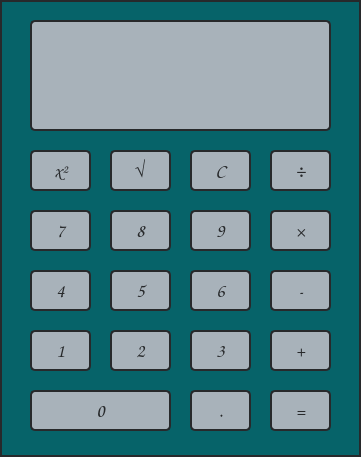
The window that calculator.ui (LukasCodeSpace/Calculator) describes before a commit, drawn with Qt 5.
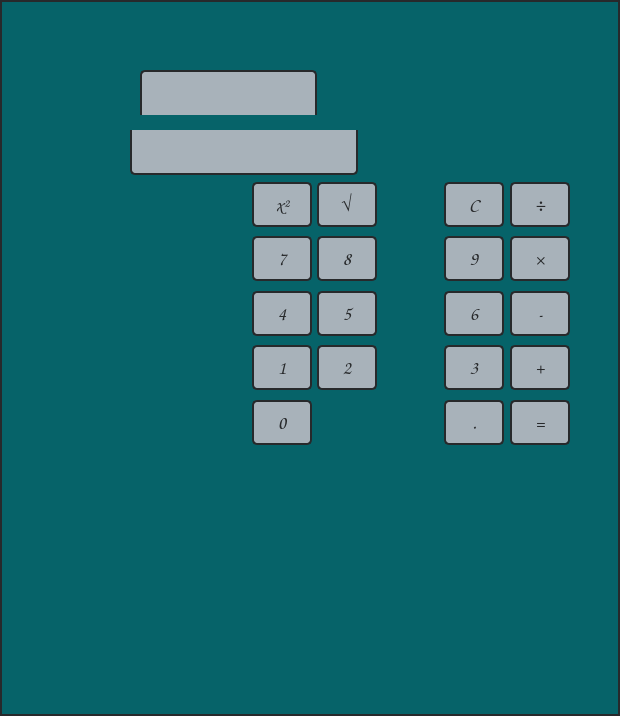
The same window after the commit.

```diff
--- a/calculator.ui
+++ b/calculator.ui
@@ -6,20 +6,20 @@
    <rect>
     <x>0</x>
     <y>0</y>
-    <width>361</width>
-    <height>457</height>
+    <width>620</width>
+    <height>716</height>
    </rect>
   </property>
   <property name="minimumSize">
    <size>
-    <width>361</width>
-    <height>457</height>
+    <width>360</width>
+    <height>480</height>
    </size>
   </property>
   <property name="maximumSize">
    <size>
-    <width>361</width>
-    <height>457</height>
+    <width>620</width>
+    <height>820</height>
    </size>
   </property>
   <property name="windowTitle">
@@ -48,24 +48,117 @@
 </string>
   </property>
   <widget class="QWidget" name="centralwidget">
-   <property name="maximumSize">
-    <size>
-     <width>361</width>
-     <height>457</height>
-    </size>
-   </property>
    <property name="styleSheet">
     <string notr="true"/>
    </property>
+   <widget class="QLineEdit" name="displayOut">
+    <property name="geometry">
+     <rect>
+      <x>140</x>
+      <y>70</y>
+      <width>177</width>
+      <height>45</height>
+     </rect>
+    </property>
+    <property name="minimumSize">
+     <size>
+      <width>0</width>
+      <height>45</height>
+     </size>
+    </property>
+    <property name="font">
+     <font>
+      <family>Comic Sans MS</family>
+      <pointsize>12</pointsize>
+      <bold>true</bold>
+     </font>
+    </property>
+    <property name="styleSheet">
+     <string notr="true">QLineEdit{
+	border: 2px solid #27292b;
+	border-radius: 5px;
+	padding: 0 8px;
+	color: #27292b;
+	background: #a8b2ba;
+	border-bottom: none;
+	border-bottom-right-radius: 0px;
+	border-bottom-left-radius: 0px;
+}
+
+QLineEdit:hover{
+	background-color: #979b9e;
+}</string>
+    </property>
+   </widget>
+   <widget class="QLineEdit" name="displayIn">
+    <property name="geometry">
+     <rect>
+      <x>130</x>
+      <y>130</y>
+      <width>228</width>
+      <height>45</height>
+     </rect>
+    </property>
+    <property name="minimumSize">
+     <size>
+      <width>0</width>
+      <height>45</height>
+     </size>
+    </property>
+    <property name="font">
+     <font>
+      <family>Comic Sans MS</family>
+      <pointsize>16</pointsize>
+      <bold>true</bold>
+     </font>
+    </property>
+    <property name="mouseTracking">
+     <bool>true</bool>
+    </property>
+    <property name="styleSheet">
+     <string notr="true">QLineEdit{
+	border: 2px solid #27292b;
+	border-radius: 5px;
+	padding: 0 8px;
+	color: #27292b;
+	background: #a8b2ba;
+	border-top: none;
+	border-top-right-radius: 0px;
+	border-top-left-radius: 0px;
+}
+
+QLineEdit:hover{
+	background-color: #979b9e;
+}</string>
+    </property>
+    <property name="text">
+     <string/>
+    </property>
+    <property name="readOnly">
+     <bool>false</bool>
+    </property>
+   </widget>
    <widget class="QPushButton" name="btn_equal">
     <property name="geometry">
      <rect>
-      <x>270</x>
-      <y>390</y>
-      <width>61</width>
-      <height>41</height>
+      <x>510</x>
+      <y>400</y>
+      <width>60</width>
+      <height>45</height>
      </rect>
     </property>
+    <property name="sizePolicy">
+     <sizepolicy hsizetype="Expanding" vsizetype="Preferred">
+      <horstretch>0</horstretch>
+      <verstretch>0</verstretch>
+     </sizepolicy>
+    </property>
+    <property name="minimumSize">
+     <size>
+      <width>60</width>
+      <height>45</height>
+     </size>
+    </property>
     <property name="font">
      <font>
       <family>Comic Sans MS</family>
@@ -80,15 +173,132 @@
      <string>=</string>
     </property>
    </widget>
+   <widget class="QPushButton" name="btn_8">
+    <property name="geometry">
+     <rect>
+      <x>317</x>
+      <y>236</y>
+      <width>60</width>
+      <height>45</height>
+     </rect>
+    </property>
+    <property name="sizePolicy">
+     <sizepolicy hsizetype="Expanding" vsizetype="Preferred">
+      <horstretch>0</horstretch>
+      <verstretch>0</verstretch>
+     </sizepolicy>
+    </property>
+    <property name="minimumSize">
+     <size>
+      <width>60</width>
+      <height>45</height>
+     </size>
+    </property>
+    <property name="font">
+     <font>
+      <family>Comic Sans MS</family>
+      <pointsize>14</pointsize>
+      <bold>true</bold>
+     </font>
+    </property>
+    <property name="styleSheet">
+     <string notr="true"/>
+    </property>
+    <property name="text">
+     <string>8</string>
+    </property>
+   </widget>
+   <widget class="QPushButton" name="btn_9">
+    <property name="geometry">
+     <rect>
+      <x>444</x>
+      <y>236</y>
+      <width>60</width>
+      <height>45</height>
+     </rect>
+    </property>
+    <property name="sizePolicy">
+     <sizepolicy hsizetype="Expanding" vsizetype="Preferred">
+      <horstretch>0</horstretch>
+      <verstretch>0</verstretch>
+     </sizepolicy>
+    </property>
+    <property name="minimumSize">
+     <size>
+      <width>60</width>
+      <height>45</height>
+     </size>
+    </property>
+    <property name="font">
+     <font>
+      <family>Comic Sans MS</family>
+      <pointsize>14</pointsize>
+      <bold>true</bold>
+     </font>
+    </property>
+    <property name="styleSheet">
+     <string notr="true"/>
+    </property>
+    <property name="text">
+     <string>9</string>
+    </property>
+   </widget>
+   <widget class="QPushButton" name="btn_6">
+    <property name="geometry">
+     <rect>
+      <x>444</x>
+      <y>291</y>
+      <width>60</width>
+      <height>45</height>
+     </rect>
+    </property>
+    <property name="sizePolicy">
+     <sizepolicy hsizetype="Expanding" vsizetype="Preferred">
+      <horstretch>0</horstretch>
+      <verstretch>0</verstretch>
+     </sizepolicy>
+    </property>
+    <property name="minimumSize">
+     <size>
+      <width>60</width>
+      <height>45</height>
+     </size>
+    </property>
+    <property name="font">
+     <font>
+      <family>Comic Sans MS</family>
+      <pointsize>14</pointsize>
+      <bold>true</bold>
+     </font>
+    </property>
+    <property name="styleSheet">
+     <string notr="true"/>
+    </property>
+    <property name="text">
+     <string>6</string>
+    </property>
+   </widget>
    <widget class="QPushButton" name="btn_dot">
     <property name="geometry">
      <rect>
-      <x>190</x>
-      <y>390</y>
-      <width>61</width>
-      <height>41</height>
+      <x>444</x>
+      <y>400</y>
+      <width>60</width>
+      <height>45</height>
      </rect>
     </property>
+    <property name="sizePolicy">
+     <sizepolicy hsizetype="Expanding" vsizetype="Preferred">
+      <horstretch>0</horstretch>
+      <verstretch>0</verstretch>
+     </sizepolicy>
+    </property>
+    <property name="minimumSize">
+     <size>
+      <width>60</width>
+      <height>45</height>
+     </size>
+    </property>
     <property name="font">
      <font>
       <family>Comic Sans MS</family>
@@ -103,15 +313,62 @@
      <string>.</string>
     </property>
    </widget>
+   <widget class="QPushButton" name="btn_5">
+    <property name="geometry">
+     <rect>
+      <x>317</x>
+      <y>291</y>
+      <width>60</width>
+      <height>45</height>
+     </rect>
+    </property>
+    <property name="sizePolicy">
+     <sizepolicy hsizetype="Expanding" vsizetype="Preferred">
+      <horstretch>0</horstretch>
+      <verstretch>0</verstretch>
+     </sizepolicy>
+    </property>
+    <property name="minimumSize">
+     <size>
+      <width>60</width>
+      <height>45</height>
+     </size>
+    </property>
+    <property name="font">
+     <font>
+      <family>Comic Sans MS</family>
+      <pointsize>14</pointsize>
+      <bold>true</bold>
+     </font>
+    </property>
+    <property name="styleSheet">
+     <string notr="true"/>
+    </property>
+    <property name="text">
+     <string>5</string>
+    </property>
+   </widget>
    <widget class="QPushButton" name="btn_0">
     <property name="geometry">
      <rect>
-      <x>30</x>
-      <y>390</y>
-      <width>141</width>
-      <height>41</height>
+      <x>252</x>
+      <y>400</y>
+      <width>60</width>
+      <height>45</height>
      </rect>
     </property>
+    <property name="sizePolicy">
+     <sizepolicy hsizetype="Expanding" vsizetype="Preferred">
+      <horstretch>0</horstretch>
+      <verstretch>0</verstretch>
+     </sizepolicy>
+    </property>
+    <property name="minimumSize">
+     <size>
+      <width>60</width>
+      <height>45</height>
+     </size>
+    </property>
     <property name="font">
      <font>
       <family>Comic Sans MS</family>
@@ -126,107 +383,27 @@
      <string>0</string>
     </property>
    </widget>
-   <widget class="QPushButton" name="btn_mult">
-    <property name="geometry">
-     <rect>
-      <x>270</x>
-      <y>210</y>
-      <width>61</width>
-      <height>41</height>
-     </rect>
-    </property>
-    <property name="font">
-     <font>
-      <family>Comic Sans MS</family>
-      <pointsize>14</pointsize>
-      <bold>true</bold>
-     </font>
-    </property>
-    <property name="styleSheet">
-     <string notr="true"/>
-    </property>
-    <property name="text">
-     <string>×</string>
-    </property>
-   </widget>
-   <widget class="QPushButton" name="btn_div">
-    <property name="geometry">
-     <rect>
-      <x>270</x>
-      <y>150</y>
-      <width>61</width>
-      <height>41</height>
-     </rect>
-    </property>
-    <property name="font">
-     <font>
-      <family>Comic Sans MS</family>
-      <pointsize>16</pointsize>
-      <bold>true</bold>
-     </font>
-    </property>
-    <property name="styleSheet">
-     <string notr="true"/>
-    </property>
-    <property name="text">
-     <string>÷</string>
-    </property>
-   </widget>
-   <widget class="QPushButton" name="btn_power">
-    <property name="geometry">
-     <rect>
-      <x>30</x>
-      <y>150</y>
-      <width>61</width>
-      <height>41</height>
-     </rect>
-    </property>
-    <property name="font">
-     <font>
-      <family>Comic Sans MS</family>
-      <pointsize>14</pointsize>
-      <bold>true</bold>
-     </font>
-    </property>
-    <property name="styleSheet">
-     <string notr="true"/>
-    </property>
-    <property name="text">
-     <string>x²</string>
-    </property>
-   </widget>
-   <widget class="QPushButton" name="btn_6">
-    <property name="geometry">
-     <rect>
-      <x>190</x>
-      <y>270</y>
-      <width>61</width>
-      <height>41</height>
-     </rect>
-    </property>
-    <property name="font">
-     <font>
-      <family>Comic Sans MS</family>
-      <pointsize>14</pointsize>
-      <bold>true</bold>
-     </font>
-    </property>
-    <property name="styleSheet">
-     <string notr="true"/>
-    </property>
-    <property name="text">
-     <string>6</string>
-    </property>
-   </widget>
    <widget class="QPushButton" name="btn_root">
     <property name="geometry">
      <rect>
-      <x>110</x>
-      <y>150</y>
-      <width>61</width>
-      <height>41</height>
+      <x>317</x>
+      <y>182</y>
+      <width>60</width>
+      <height>45</height>
      </rect>
     </property>
+    <property name="sizePolicy">
+     <sizepolicy hsizetype="Expanding" vsizetype="Preferred">
+      <horstretch>0</horstretch>
+      <verstretch>0</verstretch>
+     </sizepolicy>
+    </property>
+    <property name="minimumSize">
+     <size>
+      <width>60</width>
+      <height>45</height>
+     </size>
+    </property>
     <property name="font">
      <font>
       <family>Comic Sans MS</family>
@@ -241,15 +418,62 @@
      <string>√</string>
     </property>
    </widget>
+   <widget class="QPushButton" name="btn_2">
+    <property name="geometry">
+     <rect>
+      <x>317</x>
+      <y>345</y>
+      <width>60</width>
+      <height>45</height>
+     </rect>
+    </property>
+    <property name="sizePolicy">
+     <sizepolicy hsizetype="Expanding" vsizetype="Preferred">
+      <horstretch>0</horstretch>
+      <verstretch>0</verstretch>
+     </sizepolicy>
+    </property>
+    <property name="minimumSize">
+     <size>
+      <width>60</width>
+      <height>45</height>
+     </size>
+    </property>
+    <property name="font">
+     <font>
+      <family>Comic Sans MS</family>
+      <pointsize>14</pointsize>
+      <bold>true</bold>
+     </font>
+    </property>
+    <property name="styleSheet">
+     <string notr="true"/>
+    </property>
+    <property name="text">
+     <string>2</string>
+    </property>
+   </widget>
    <widget class="QPushButton" name="btn_clear">
     <property name="geometry">
      <rect>
-      <x>190</x>
-      <y>150</y>
-      <width>61</width>
-      <height>41</height>
+      <x>444</x>
+      <y>182</y>
+      <width>60</width>
+      <height>45</height>
      </rect>
     </property>
+    <property name="sizePolicy">
+     <sizepolicy hsizetype="Expanding" vsizetype="Preferred">
+      <horstretch>0</horstretch>
+      <verstretch>0</verstretch>
+     </sizepolicy>
+    </property>
+    <property name="minimumSize">
+     <size>
+      <width>60</width>
+      <height>45</height>
+     </size>
+    </property>
     <property name="font">
      <font>
       <family>Comic Sans MS</family>
@@ -264,14 +488,61 @@
      <string>C</string>
     </property>
    </widget>
-   <widget class="QPushButton" name="btn_add">
+   <widget class="QPushButton" name="btn_div">
     <property name="geometry">
      <rect>
-      <x>270</x>
-      <y>330</y>
-      <width>61</width>
-      <height>41</height>
+      <x>510</x>
+      <y>182</y>
+      <width>60</width>
+      <height>45</height>
      </rect>
+    </property>
+    <property name="sizePolicy">
+     <sizepolicy hsizetype="Expanding" vsizetype="Preferred">
+      <horstretch>0</horstretch>
+      <verstretch>0</verstretch>
+     </sizepolicy>
+    </property>
+    <property name="minimumSize">
+     <size>
+      <width>60</width>
+      <height>45</height>
+     </size>
+    </property>
+    <property name="font">
+     <font>
+      <family>Comic Sans MS</family>
+      <pointsize>16</pointsize>
+      <bold>true</bold>
+     </font>
+    </property>
+    <property name="styleSheet">
+     <string notr="true"/>
+    </property>
+    <property name="text">
+     <string>÷</string>
+    </property>
+   </widget>
+   <widget class="QPushButton" name="btn_mult">
+    <property name="geometry">
+     <rect>
+      <x>510</x>
+      <y>236</y>
+      <width>60</width>
+      <height>45</height>
+     </rect>
+    </property>
+    <property name="sizePolicy">
+     <sizepolicy hsizetype="Expanding" vsizetype="Preferred">
+      <horstretch>0</horstretch>
+      <verstretch>0</verstretch>
+     </sizepolicy>
+    </property>
+    <property name="minimumSize">
+     <size>
+      <width>60</width>
+      <height>45</height>
+     </size>
     </property>
     <property name="font">
      <font>
@@ -284,18 +555,30 @@
      <string notr="true"/>
     </property>
     <property name="text">
-     <string>+</string>
+     <string>×</string>
     </property>
    </widget>
    <widget class="QPushButton" name="btn_sub">
     <property name="geometry">
      <rect>
-      <x>270</x>
-      <y>270</y>
-      <width>61</width>
-      <height>41</height>
+      <x>510</x>
+      <y>291</y>
+      <width>60</width>
+      <height>45</height>
      </rect>
     </property>
+    <property name="sizePolicy">
+     <sizepolicy hsizetype="Expanding" vsizetype="Preferred">
+      <horstretch>0</horstretch>
+      <verstretch>0</verstretch>
+     </sizepolicy>
+    </property>
+    <property name="minimumSize">
+     <size>
+      <width>60</width>
+      <height>45</height>
+     </size>
+    </property>
     <property name="font">
      <font>
       <family>Comic Sans MS</family>
@@ -313,12 +596,24 @@
    <widget class="QPushButton" name="btn_3">
     <property name="geometry">
      <rect>
-      <x>190</x>
-      <y>330</y>
-      <width>61</width>
-      <height>41</height>
+      <x>444</x>
+      <y>345</y>
+      <width>60</width>
+      <height>45</height>
      </rect>
     </property>
+    <property name="sizePolicy">
+     <sizepolicy hsizetype="Expanding" vsizetype="Preferred">
+      <horstretch>0</horstretch>
+      <verstretch>0</verstretch>
+     </sizepolicy>
+    </property>
+    <property name="minimumSize">
+     <size>
+      <width>60</width>
+      <height>45</height>
+     </size>
+    </property>
     <property name="font">
      <font>
       <family>Comic Sans MS</family>
@@ -333,103 +628,27 @@
      <string>3</string>
     </property>
    </widget>
-   <widget class="QPushButton" name="btn_9">
-    <property name="geometry">
-     <rect>
-      <x>190</x>
-      <y>210</y>
-      <width>61</width>
-      <height>41</height>
-     </rect>
-    </property>
-    <property name="font">
-     <font>
-      <family>Comic Sans MS</family>
-      <pointsize>14</pointsize>
-      <bold>true</bold>
-     </font>
-    </property>
-    <property name="styleSheet">
-     <string notr="true"/>
-    </property>
-    <property name="text">
-     <string>9</string>
-    </property>
-   </widget>
-   <widget class="QLineEdit" name="displayIn">
-    <property name="geometry">
-     <rect>
-      <x>30</x>
-      <y>70</y>
-      <width>301</width>
-      <height>61</height>
-     </rect>
-    </property>
-    <property name="font">
-     <font>
-      <family>Comic Sans MS</family>
-      <pointsize>16</pointsize>
-      <bold>true</bold>
-     </font>
-    </property>
-    <property name="mouseTracking">
-     <bool>true</bool>
-    </property>
-    <property name="styleSheet">
-     <string notr="true">QLineEdit{
-	border: 2px solid #27292b;
-	border-radius: 5px;
-	padding: 0 8px;
-	color: #27292b;
-	background: #a8b2ba;
-	border-top: none;
-	border-top-right-radius: 0px;
-	border-top-left-radius: 0px;
-}
-
-QLineEdit:hover{
-	background-color: #979b9e;
-}</string>
-    </property>
-    <property name="text">
-     <string/>
-    </property>
-    <property name="readOnly">
-     <bool>false</bool>
-    </property>
-   </widget>
-   <widget class="QPushButton" name="btn_4">
-    <property name="geometry">
-     <rect>
-      <x>30</x>
-      <y>270</y>
-      <width>61</width>
-      <height>41</height>
-     </rect>
-    </property>
-    <property name="font">
-     <font>
-      <family>Comic Sans MS</family>
-      <pointsize>14</pointsize>
-      <bold>true</bold>
-     </font>
-    </property>
-    <property name="styleSheet">
-     <string notr="true"/>
-    </property>
-    <property name="text">
-     <string>4</string>
-    </property>
-   </widget>
    <widget class="QPushButton" name="btn_7">
     <property name="geometry">
      <rect>
-      <x>30</x>
-      <y>210</y>
-      <width>61</width>
-      <height>41</height>
+      <x>252</x>
+      <y>236</y>
+      <width>60</width>
+      <height>45</height>
      </rect>
     </property>
+    <property name="sizePolicy">
+     <sizepolicy hsizetype="Expanding" vsizetype="Preferred">
+      <horstretch>0</horstretch>
+      <verstretch>0</verstretch>
+     </sizepolicy>
+    </property>
+    <property name="minimumSize">
+     <size>
+      <width>60</width>
+      <height>45</height>
+     </size>
+    </property>
     <property name="font">
      <font>
       <family>Comic Sans MS</family>
@@ -444,15 +663,132 @@
      <string>7</string>
     </property>
    </widget>
+   <widget class="QPushButton" name="btn_4">
+    <property name="geometry">
+     <rect>
+      <x>252</x>
+      <y>291</y>
+      <width>60</width>
+      <height>45</height>
+     </rect>
+    </property>
+    <property name="sizePolicy">
+     <sizepolicy hsizetype="Expanding" vsizetype="Preferred">
+      <horstretch>0</horstretch>
+      <verstretch>0</verstretch>
+     </sizepolicy>
+    </property>
+    <property name="minimumSize">
+     <size>
+      <width>60</width>
+      <height>45</height>
+     </size>
+    </property>
+    <property name="font">
+     <font>
+      <family>Comic Sans MS</family>
+      <pointsize>14</pointsize>
+      <bold>true</bold>
+     </font>
+    </property>
+    <property name="styleSheet">
+     <string notr="true"/>
+    </property>
+    <property name="text">
+     <string>4</string>
+    </property>
+   </widget>
+   <widget class="QPushButton" name="btn_add">
+    <property name="geometry">
+     <rect>
+      <x>510</x>
+      <y>345</y>
+      <width>60</width>
+      <height>45</height>
+     </rect>
+    </property>
+    <property name="sizePolicy">
+     <sizepolicy hsizetype="Expanding" vsizetype="Preferred">
+      <horstretch>0</horstretch>
+      <verstretch>0</verstretch>
+     </sizepolicy>
+    </property>
+    <property name="minimumSize">
+     <size>
+      <width>60</width>
+      <height>45</height>
+     </size>
+    </property>
+    <property name="font">
+     <font>
+      <family>Comic Sans MS</family>
+      <pointsize>14</pointsize>
+      <bold>true</bold>
+     </font>
+    </property>
+    <property name="styleSheet">
+     <string notr="true"/>
+    </property>
+    <property name="text">
+     <string>+</string>
+    </property>
+   </widget>
+   <widget class="QPushButton" name="btn_power">
+    <property name="geometry">
+     <rect>
+      <x>252</x>
+      <y>182</y>
+      <width>60</width>
+      <height>45</height>
+     </rect>
+    </property>
+    <property name="sizePolicy">
+     <sizepolicy hsizetype="Expanding" vsizetype="Preferred">
+      <horstretch>0</horstretch>
+      <verstretch>0</verstretch>
+     </sizepolicy>
+    </property>
+    <property name="minimumSize">
+     <size>
+      <width>60</width>
+      <height>45</height>
+     </size>
+    </property>
+    <property name="font">
+     <font>
+      <family>Comic Sans MS</family>
+      <pointsize>14</pointsize>
+      <bold>true</bold>
+     </font>
+    </property>
+    <property name="styleSheet">
+     <string notr="true"/>
+    </property>
+    <property name="text">
+     <string>x²</string>
+    </property>
+   </widget>
    <widget class="QPushButton" name="btn_1">
     <property name="geometry">
      <rect>
-      <x>30</x>
-      <y>330</y>
-      <width>61</width>
-      <height>41</height>
+      <x>252</x>
+      <y>345</y>
+      <width>60</width>
+      <height>45</height>
      </rect>
     </property>
+    <property name="sizePolicy">
+     <sizepolicy hsizetype="Expanding" vsizetype="Preferred">
+      <horstretch>0</horstretch>
+      <verstretch>0</verstretch>
+     </sizepolicy>
+    </property>
+    <property name="minimumSize">
+     <size>
+      <width>60</width>
+      <height>45</height>
+     </size>
+    </property>
     <property name="font">
      <font>
       <family>Comic Sans MS</family>
@@ -467,108 +803,6 @@
      <string>1</string>
     </property>
    </widget>
-   <widget class="QPushButton" name="btn_2">
-    <property name="geometry">
-     <rect>
-      <x>110</x>
-      <y>330</y>
-      <width>61</width>
-      <height>41</height>
-     </rect>
-    </property>
-    <property name="font">
-     <font>
-      <family>Comic Sans MS</family>
-      <pointsize>14</pointsize>
-      <bold>true</bold>
-     </font>
-    </property>
-    <property name="styleSheet">
-     <string notr="true"/>
-    </property>
-    <property name="text">
-     <string>2</string>
-    </property>
-   </widget>
-   <widget class="QPushButton" name="btn_8">
-    <property name="geometry">
-     <rect>
-      <x>110</x>
-      <y>210</y>
-      <width>61</width>
-      <height>41</height>
-     </rect>
-    </property>
-    <property name="font">
-     <font>
-      <family>Comic Sans MS</family>
-      <pointsize>14</pointsize>
-      <bold>true</bold>
-     </font>
-    </property>
-    <property name="styleSheet">
-     <string notr="true"/>
-    </property>
-    <property name="text">
-     <string>8</string>
-    </property>
-   </widget>
-   <widget class="QPushButton" name="btn_5">
-    <property name="geometry">
-     <rect>
-      <x>110</x>
-      <y>270</y>
-      <width>61</width>
-      <height>41</height>
-     </rect>
-    </property>
-    <property name="font">
-     <font>
-      <family>Comic Sans MS</family>
-      <pointsize>14</pointsize>
-      <bold>true</bold>
-     </font>
-    </property>
-    <property name="styleSheet">
-     <string notr="true"/>
-    </property>
-    <property name="text">
-     <string>5</string>
-    </property>
-   </widget>
-   <widget class="QLineEdit" name="displayOut">
-    <property name="geometry">
-     <rect>
-      <x>30</x>
-      <y>20</y>
-      <width>301</width>
-      <height>51</height>
-     </rect>
-    </property>
-    <property name="font">
-     <font>
-      <family>Comic Sans MS</family>
-      <pointsize>12</pointsize>
-      <bold>true</bold>
-     </font>
-    </property>
-    <property name="styleSheet">
-     <string notr="true">QLineEdit{
-	border: 2px solid #27292b;
-	border-radius: 5px;
-	padding: 0 8px;
-	color: #27292b;
-	background: #a8b2ba;
-	border-bottom: none;
-	border-bottom-right-radius: 0px;
-	border-bottom-left-radius: 0px;
-}
-
-QLineEdit:hover{
-	background-color: #979b9e;
-}</string>
-    </property>
-   </widget>
   </widget>
  </widget>
  <resources/>
```
